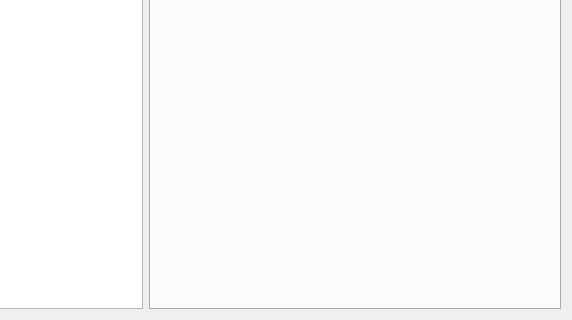
Above: src/gui/explorer.ui from KLZ-0/ICP-project before the change; both pictures show x 280 to 852 and y 387 to 707 of the 852 by 707 pixel window. Below: the same form after it.
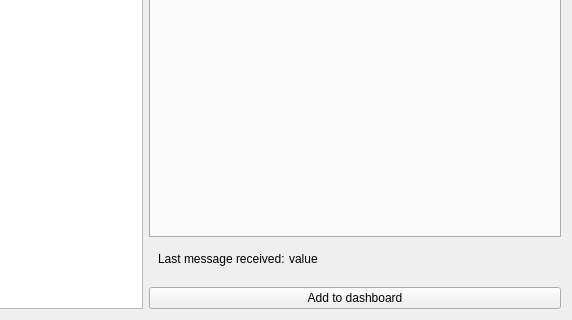
That is the form after the change.

Patch:
```diff
--- a/src/gui/explorer.ui
+++ b/src/gui/explorer.ui
@@ -14,19 +14,11 @@
    <string>Form</string>
   </property>
   <layout class="QGridLayout" name="gridLayout">
-   <item row="0" column="1">
-    <widget class="QTreeWidget" name="treeWidget">
-        <property name="expandsOnDoubleClick">
-            <bool>false</bool>
-        </property>
-        <attribute name="headerVisible">
-            <bool>false</bool>
-        </attribute>
-        <column>
-            <property name="text">
-                <string notr="true">1</string>
-            </property>
-        </column>
+   <item row="3" column="2">
+    <widget class="QPushButton" name="dashboardButton">
+     <property name="text">
+      <string>Add to dashboard</string>
+     </property>
     </widget>
    </item>
    <item row="0" column="2">
@@ -39,6 +31,56 @@
      </property>
     </widget>
    </item>
+   <item row="0" column="1" rowspan="4">
+    <widget class="QTreeWidget" name="treeWidget">
+     <property name="expandsOnDoubleClick">
+      <bool>false</bool>
+     </property>
+     <attribute name="headerVisible">
+      <bool>false</bool>
+     </attribute>
+     <column>
+      <property name="text">
+       <string notr="true">1</string>
+      </property>
+     </column>
+    </widget>
+   </item>
+   <item row="1" column="2">
+    <widget class="QWidget" name="timestampWidget" native="true">
+     <property name="sizePolicy">
+      <sizepolicy hsizetype="Preferred" vsizetype="Fixed">
+       <horstretch>0</horstretch>
+       <verstretch>0</verstretch>
+      </sizepolicy>
+     </property>
+     <layout class="QFormLayout" name="formLayout">
+      <property name="horizontalSpacing">
+       <number>4</number>
+      </property>
+      <item row="0" column="0">
+       <widget class="QLabel" name="label">
+        <property name="sizePolicy">
+         <sizepolicy hsizetype="Preferred" vsizetype="Preferred">
+          <horstretch>0</horstretch>
+          <verstretch>0</verstretch>
+         </sizepolicy>
+        </property>
+        <property name="text">
+         <string>Last message received:</string>
+        </property>
+       </widget>
+      </item>
+      <item row="0" column="1">
+       <widget class="QLabel" name="timestampLabel">
+        <property name="text">
+         <string>value</string>
+        </property>
+       </widget>
+      </item>
+     </layout>
+    </widget>
+   </item>
   </layout>
  </widget>
  <resources/>
```
